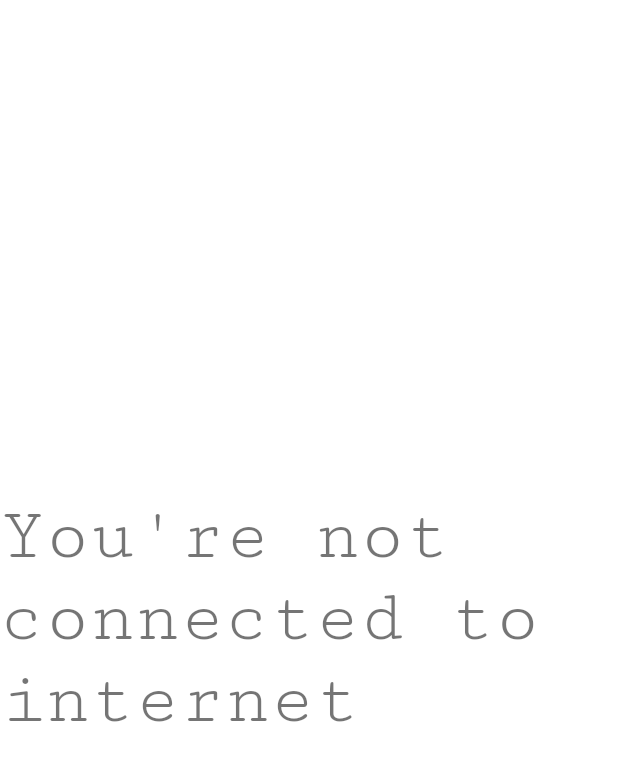
After one commit to Alex-tremo5/idk, an Android app: the layout view_not_internet.xml on its own in the app's theme, with its tools: preview values and no code run, on a phone screen of 412 x 824 dp. The commit adds this screen. Shown: the top 761 px of the screen. Run offline under Robolectric (Android 15) with nearby library versions, the light colour scheme and no system bars.

Commit message:
homework 12/05/21

```diff
--- /dev/null
+++ b/app/src/main/res/layout/view_not_internet.xml
@@ -0,0 +1,22 @@
+<?xml version="1.0" encoding="utf-8"?>
+<androidx.constraintlayout.widget.ConstraintLayout xmlns:android="http://schemas.android.com/apk/res/android"
+    xmlns:app="http://schemas.android.com/apk/res-auto"
+    xmlns:tools="http://schemas.android.com/tools"
+    android:layout_width="match_parent"
+    android:layout_height="match_parent"
+    tools:context=".service.ServiceActivity">
+
+    <TextView
+        android:id="@+id/textViewService"
+        android:layout_width="match_parent"
+        android:layout_height="wrap_content"
+        android:fontFamily="serif-monospace"
+        android:textSize="50sp"
+        app:layout_constraintBottom_toBottomOf="parent"
+        app:layout_constraintStart_toStartOf="parent"
+        app:layout_constraintTop_toTopOf="parent"
+        tools:text="@string/You" />
+
+
+
+</androidx.constraintlayout.widget.ConstraintLayout>
--- a/app/src/main/res/values/strings.xml
+++ b/app/src/main/res/values/strings.xml
@@ -36,5 +36,6 @@
     <string name="I_know">I don\'t know</string>
     <string name="find">Find anything</string>
     <string name="call">Call Service</string>
+    <string name="You">You\'re not connected to internet</string>
 
 </resources>
```
